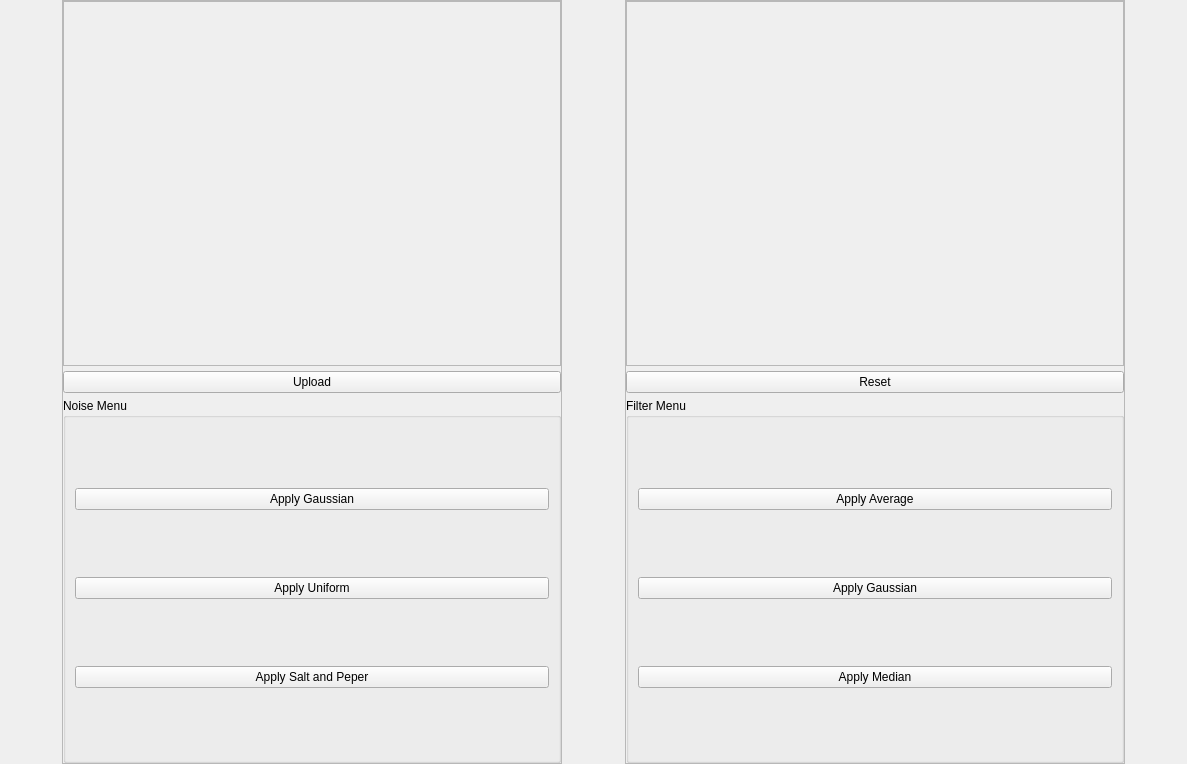
Before: the Qt Designer form Task1/UI/filterswidget.ui in SBME2025-ComputerVision/Task1_CV_CPP, drawn with Qt 5.
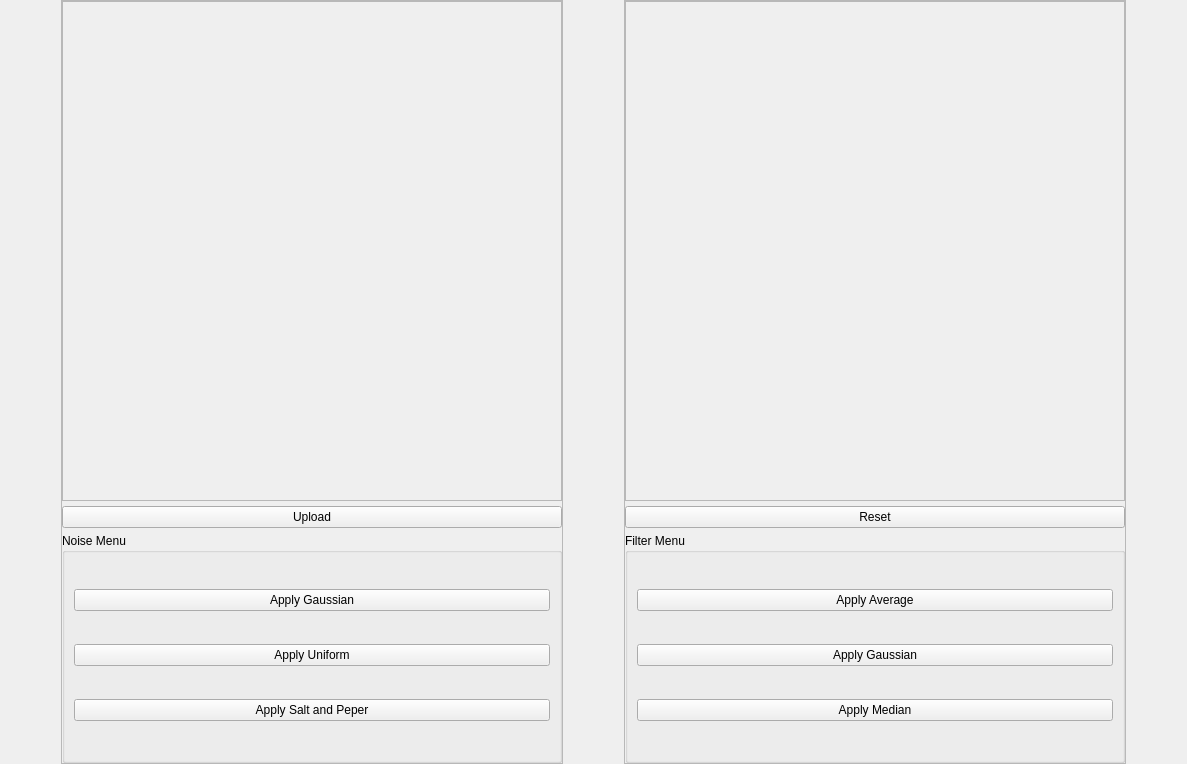
After: the same form once the commit is applied.

The edit to the form file:
```diff
--- a/Task1/UI/filterswidget.ui
+++ b/Task1/UI/filterswidget.ui
@@ -74,6 +74,18 @@
       </property>
       <item>
        <widget class="QFrame" name="frame">
+        <property name="minimumSize">
+         <size>
+          <width>500</width>
+          <height>500</height>
+         </size>
+        </property>
+        <property name="maximumSize">
+         <size>
+          <width>500</width>
+          <height>500</height>
+         </size>
+        </property>
         <property name="frameShape">
          <enum>QFrame::StyledPanel</enum>
         </property>
@@ -176,6 +188,18 @@
       </property>
       <item>
        <widget class="QFrame" name="frame_2">
+        <property name="minimumSize">
+         <size>
+          <width>500</width>
+          <height>500</height>
+         </size>
+        </property>
+        <property name="maximumSize">
+         <size>
+          <width>500</width>
+          <height>500</height>
+         </size>
+        </property>
         <property name="frameShape">
          <enum>QFrame::StyledPanel</enum>
         </property>
```
